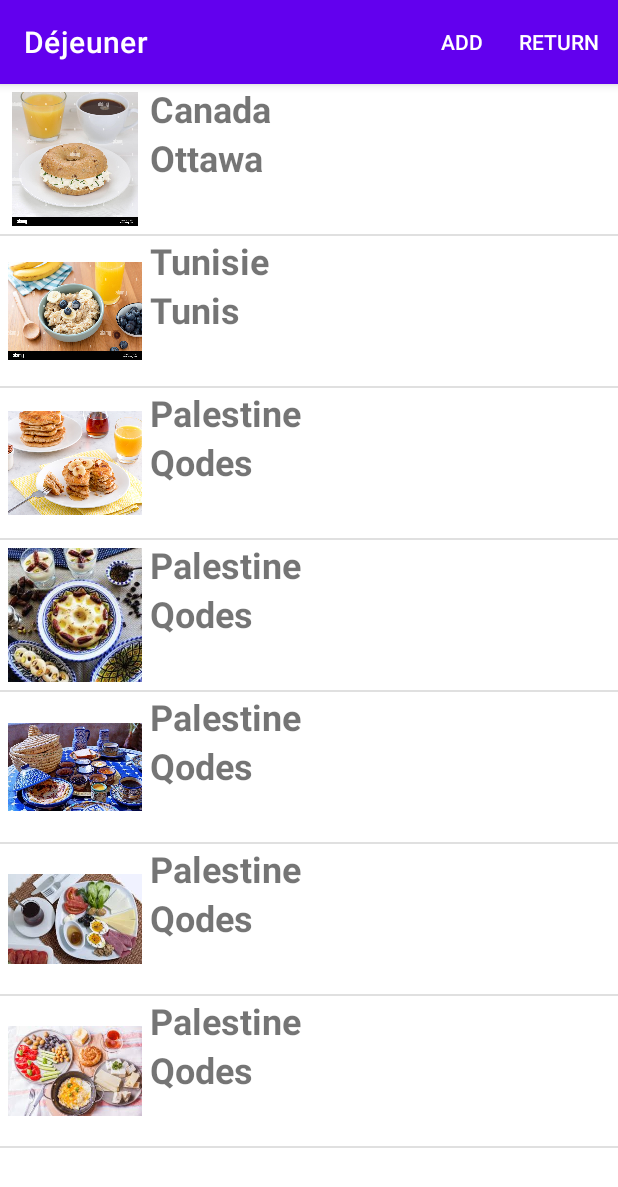
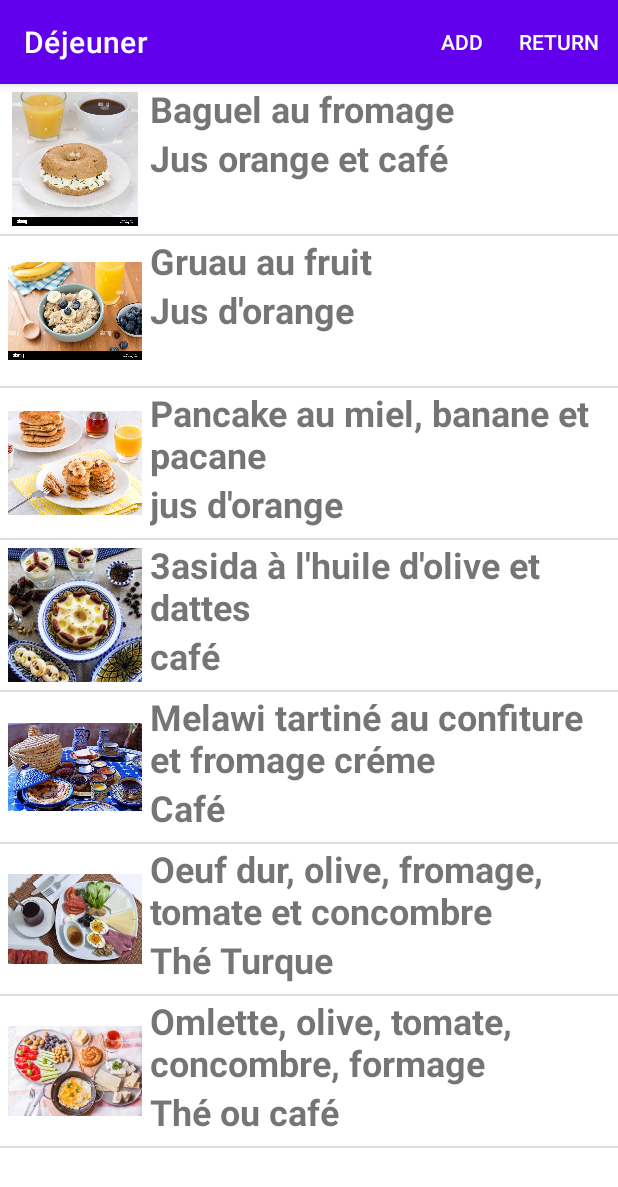
Before and after one commit to amkhadija/tp_android_app, an Android app: the DejeunerActivity screen opened directly, with no data from a screen before it, on a phone screen of 412 x 824 dp. Shown: the top 1187 px of the screen. Run offline under Robolectric (Android 15) with nearby library versions, the phone set to English and light mode, and no system bars.

Commit message:
version0 app android

```diff
--- a/app/src/main/java/ca/khadi/myapp/DejeunerActivity.java
+++ b/app/src/main/java/ca/khadi/myapp/DejeunerActivity.java
@@ -24,48 +24,48 @@ public class DejeunerActivity extends AppCompatActivity {
         setTitle("Déjeuner");
         listing = findViewById(R.id.listingDinner);
         map = new HashMap<String, String>();
-        map.put("nom", "Canada");
-        map.put("capital", "Ottawa");
+        map.put("nom", "Baguel au fromage");
+        map.put("brevage", "Jus orange et café");
         map.put("image", String.valueOf(R.drawable.dej1));
         values.add(map);
 
         map = new HashMap<String, String>();
-        map.put("nom", "Tunisie");
-        map.put("capital", "Tunis");
+        map.put("nom", "Gruau au fruit");
+        map.put("brevage", "Jus d'orange");
         map.put("image", String.valueOf(R.drawable.dej2));
         values.add(map);
 
         map = new HashMap<String, String>();
-        map.put("nom", "Palestine");
-        map.put("capital", "Qodes");
+        map.put("nom", "Pancake au miel, banane et pacane");
+        map.put("brevage", "jus d'orange");
         map.put("image", String.valueOf(R.drawable.dej3));
         values.add(map);
 
         map = new HashMap<String, String>();
-        map.put("nom", "Palestine");
-        map.put("capital", "Qodes");
+        map.put("nom", "3asida à l'huile d'olive et dattes");
+        map.put("brevage", "café");
         map.put("image", String.valueOf(R.drawable.dej4));
         values.add(map);
 
         map = new HashMap<String, String>();
-        map.put("nom", "Palestine");
-        map.put("capital", "Qodes");
+        map.put("nom", "Melawi tartiné au confiture et fromage créme");
+        map.put("brevage", "Café");
         map.put("image", String.valueOf(R.drawable.dej5));
         values.add(map);
 
         map = new HashMap<String, String>();
-        map.put("nom", "Palestine");
-        map.put("capital", "Qodes");
+        map.put("nom", "Oeuf dur, olive, fromage, tomate et concombre");
+        map.put("brevage", "Thé Turque");
         map.put("image", String.valueOf(R.drawable.dej6));
         values.add(map);
 
         map = new HashMap<String, String>();
-        map.put("nom", "Palestine");
-        map.put("capital", "Qodes");
+        map.put("nom", "Omlette, olive, tomate, concombre, formage");
+        map.put("brevage", "Thé ou café");
         map.put("image", String.valueOf(R.drawable.dej7));
         values.add(map);
         SimpleAdapter adapter = new SimpleAdapter(DejeunerActivity.this, values, R.layout.element,
-                new String[] {"nom", "capital", "image"}, new int[]{R.id.txtNom, R.id.txtClasse, R.id.img});
+                new String[] {"nom", "brevage", "image"}, new int[]{R.id.txtNom, R.id.txtClasse, R.id.img});
 
         listing.setAdapter(adapter);
     }
```
Also changed, not shown: app/src/main/java/ca/khadi/myapp/DinerActivity.java (+15 -15 lines), app/src/main/java/ca/khadi/myapp/SouperActivity.java (+15 -15 lines).
